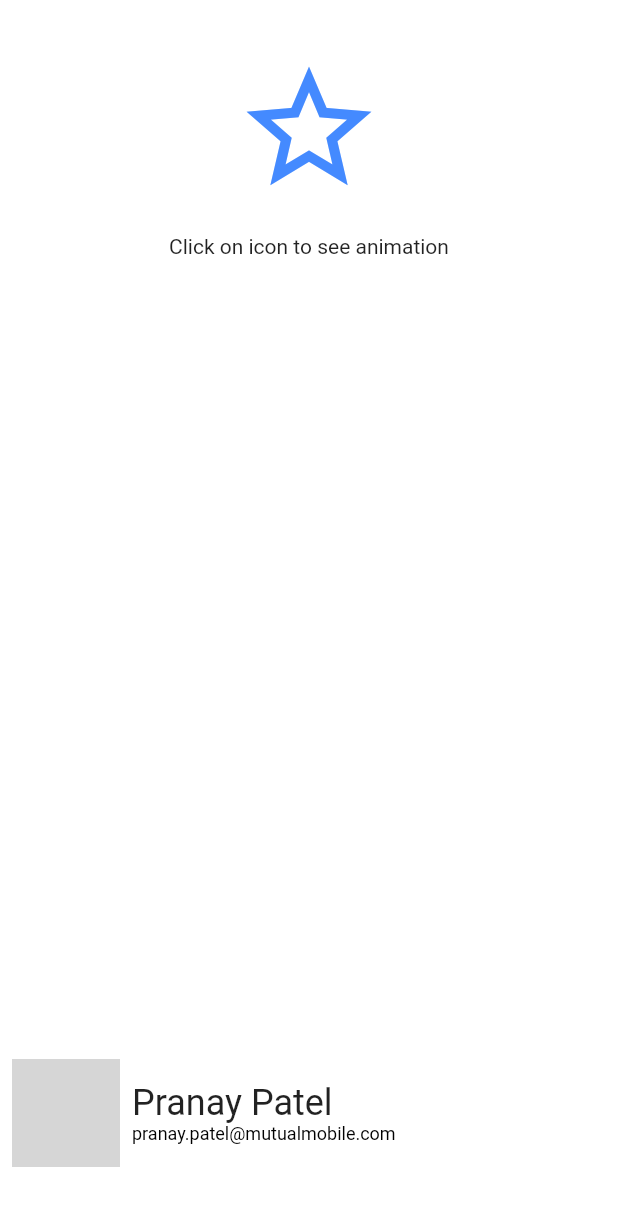
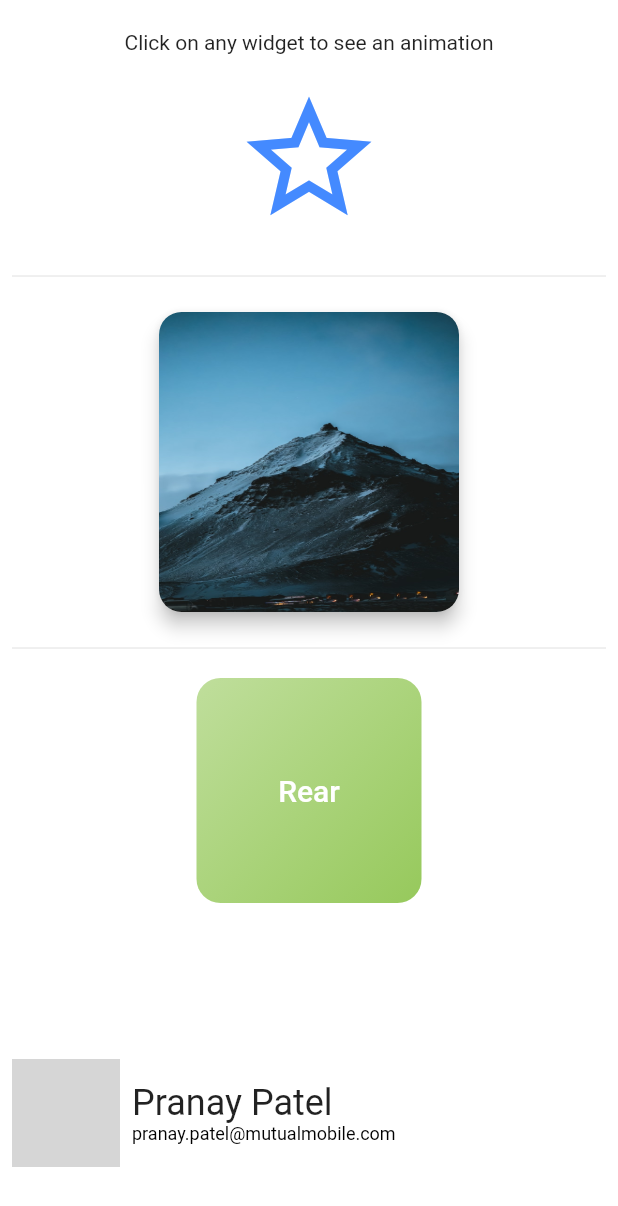
Before and after one commit to mutualmobile/flutter_animations_example, a Flutter app: the AnimatedSwitcherScreen widget shown alone on an empty page, opened directly, on a phone screen of 412 x 824 dp. Shown: the top 1206 px of the screen. Run offline on Flutter 3.47's test engine with Material 2 defaults, Android fonts, the light colour scheme and no system bars; missing offline and left inert: sliding_up_panel2; network calls fail; grey boxes are pictures that could not be loaded.

Commit message:
feat: using animated switcher example 2

```diff
--- a/lib/animations/animated_switcher/animated_switcher.dart
+++ b/lib/animations/animated_switcher/animated_switcher.dart
@@ -12,8 +12,42 @@ class AnimatedSwitcherScreen extends StatefulWidget {
 }
 
 class _AnimatedSwitcherScreenState extends State<AnimatedSwitcherScreen> {
-  bool isFavorite = false;
+  late bool _isFavorite;
+  late bool _isRotated;
+  late int _currentIndex;
 
+  late List<Widget> widgets;
+
+  @override
+  void initState() {
+    super.initState();
+    _isFavorite = false;
+    _isRotated = false;
+    _currentIndex = 0;
+    widgets = [
+      Image.asset(
+        'assets/images/pic1.jpg',
+        fit: BoxFit.fill,
+        key: const Key('1'),
+        width: 200,
+        height: 200,
+      ),
+      Image.asset(
+        'assets/images/pic2.jpg',
+        fit: BoxFit.fill,
+        key: const Key('2'),
+        height: 200,
+        width: 200,
+      ),
+      Image.asset(
+        'assets/images/pic3.jpg',
+        fit: BoxFit.fill,
+        key: const Key('3'),
+        height: 200,
+        width: 200,
+      ),
+    ];
+  }
 
   @override
   Widget build(BuildContext context) {
@@ -21,42 +55,119 @@ class _AnimatedSwitcherScreenState extends State<AnimatedSwitcherScreen> {
       child: Stack(children: [
         Container(
           width: double.infinity,
-          alignment: Alignment.center,
+          alignment: Alignment.topCenter,
           color: Colors.white,
+          child: SingleChildScrollView(
             child: Padding(
               padding: const EdgeInsets.all(8.0),
               child: Material(
                 color: Colors.white,
                 child: Column(
-
+                  mainAxisAlignment: MainAxisAlignment.start,
+                  crossAxisAlignment: CrossAxisAlignment.center,
                   children: [
-                  const SizedBox(height: 20,),
+                    const SizedBox(
+                      height: 12,
+                    ),
+                    const Text('Click on any widget to see an animation'),
+                    const SizedBox(
+                      height: 12,
+                    ),
                     IconButton(
                         iconSize: 100,
                         onPressed: () {
                           setState(() {
-                          isFavorite = !isFavorite;
+                            _isFavorite = !_isFavorite;
                           });
                         },
                         icon: AnimatedSwitcher(
                           duration: const Duration(milliseconds: 300),
                           child: Icon(
-                          isFavorite ? Icons.star : Icons.star_border_outlined,
-                          key: ValueKey(isFavorite),
+                            _isFavorite
+                                ? Icons.star
+                                : Icons.star_border_outlined,
+                            key: ValueKey(_isFavorite),
                             color: Colors.blueAccent,
                           ),
                           transitionBuilder: (child, animation) {
                             return RotationTransition(
-                            turns: Tween(begin: 0.6, end: 1.0).animate(animation),
+                              turns: Tween(begin: 0.6, end: 1.0)
+                                  .animate(animation),
                               child: child,
                             );
                           },
                         )),
-                  const SizedBox(height: 12,),
-                  const Text('Click on icon to see animation'),
-                  const SizedBox(height: 12,),
+                    const Divider(
+                      height: 40,
+                    ),
+                    GestureDetector(
+                      onTap: () {
+                        final isLastIndex = _currentIndex == widgets.length - 1;
 
+                        setState(() => _currentIndex =
+                            isLastIndex ? 0 : _currentIndex + 1);
+                      },
+                      child: Center(
+                        child: AnimatedSwitcher(
+                          duration: const Duration(milliseconds: 2000),
+                          reverseDuration: const Duration(milliseconds: 5000),
+                          transitionBuilder: (child, animation) =>
+                              ScaleTransition(
+                            scale: animation,
+                            child: Card(
+                                shape: RoundedRectangleBorder(
+                                  borderRadius: BorderRadius.circular(
+                                      15), // Adjust the radius as needed
+                                ),
+                                clipBehavior: Clip.antiAlias,
+                                elevation: 5.0,
+                                child: child),
+                          ),
+                          // switchInCurve: Curves.bounceIn,
+                          // switchOutCurve: Curves.bounceOut,
+                          switchInCurve: Curves.fastLinearToSlowEaseIn,
+                          switchOutCurve: Curves.fastEaseInToSlowEaseOut,
+                          child: widgets[_currentIndex],
+                        ),
+                      ),
+                    ),
+                    const Divider(
+                      height: 40,
+                    ),
+                    InkWell(
+                      onTap: () {
+                        setState(() {
+                          _isRotated = !_isRotated;
+                        });
+                      },
+                      child: AnimatedSwitcher(
+                        duration: const Duration(seconds: 1),
+                        transitionBuilder: (child, animation) {
+                          final rotate =
+                              Tween(begin: pi, end: 0.0).animate(animation);
+                          return AnimatedBuilder(
+                              animation: rotate,
+                              child: child,
+                              builder: (BuildContext context, Widget? child) {
+                                final angle =
+                                    (ValueKey(_isRotated) != widget.key)
+                                        ? min(rotate.value, pi / 2)
+                                        : rotate.value;
+                                return Transform(
+                                  transform: Matrix4.rotationY(
+                                      angle), // Use rotationX for vertical rotate
+                                  alignment: Alignment.center,
+                                  child: child,
+                                );
+                              });
+                        },
+                        switchInCurve: Curves.easeInCubic,
+                        switchOutCurve: Curves.easeOutCubic,
+                        child: _isRotated ? _frontCard() : _rearCard(),
+                      ),
+                    ),
                   ],
+                ),
               ),
             ),
           ),
@@ -76,4 +187,52 @@ color: Colors.white,
       ]),
     );
   }
+
+  Widget _frontCard() {
+    return Container(
+      width: 150,
+      height: 150,
+      key: const ValueKey(true),
+      padding: const EdgeInsets.all(16),
+      decoration: BoxDecoration(
+          borderRadius: BorderRadius.circular(16),
+          gradient: LinearGradient(colors: [
+            Colors.red.withOpacity(0.55),
+            Colors.red.withOpacity(0.9)
+          ], begin: Alignment.topLeft, end: Alignment.bottomRight)),
+      child: Center(
+        child: Text(
+          'Front',
+          style: Theme.of(context)
+              .textTheme
+              .titleLarge
+              ?.copyWith(color: Theme.of(context).colorScheme.onBackground),
+        ),
+      ),
+    );
   }
+
+  Widget _rearCard() {
+    return Container(
+      width: 150,
+      height: 150,
+      key: const ValueKey(false),
+      padding: const EdgeInsets.all(16),
+      decoration: BoxDecoration(
+          borderRadius: BorderRadius.circular(16),
+          gradient: LinearGradient(colors: [
+            Colors.lightGreen.withOpacity(0.55),
+            Colors.lightGreen.withOpacity(0.9)
+          ], begin: Alignment.topLeft, end: Alignment.bottomRight)),
+      child: Center(
+        child: Text(
+          'Rear',
+          style: Theme.of(context)
+              .textTheme
+              .titleLarge
+              ?.copyWith(color: Theme.of(context).colorScheme.onBackground),
+        ),
+      ),
+    );
+  }
+}
```
Also changed, not shown: assets/images/pic1.jpg (added), assets/images/pic2.jpg (added), assets/images/pic3.jpg (added). Lines whose indentation alone changed are shown as unchanged.
